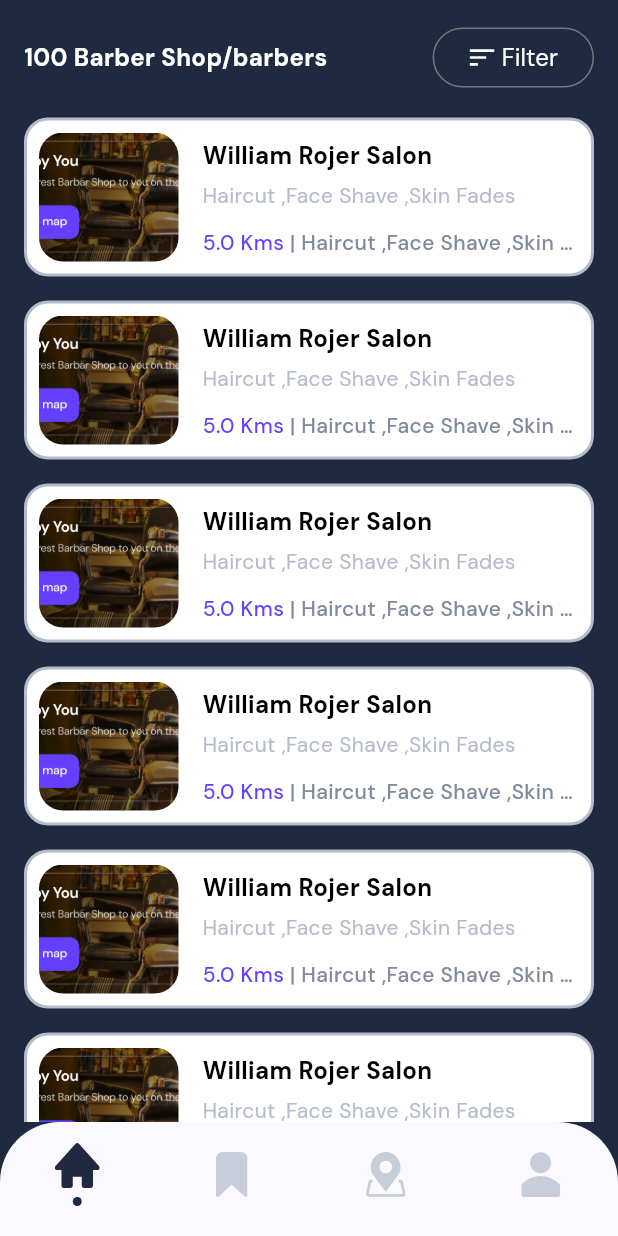
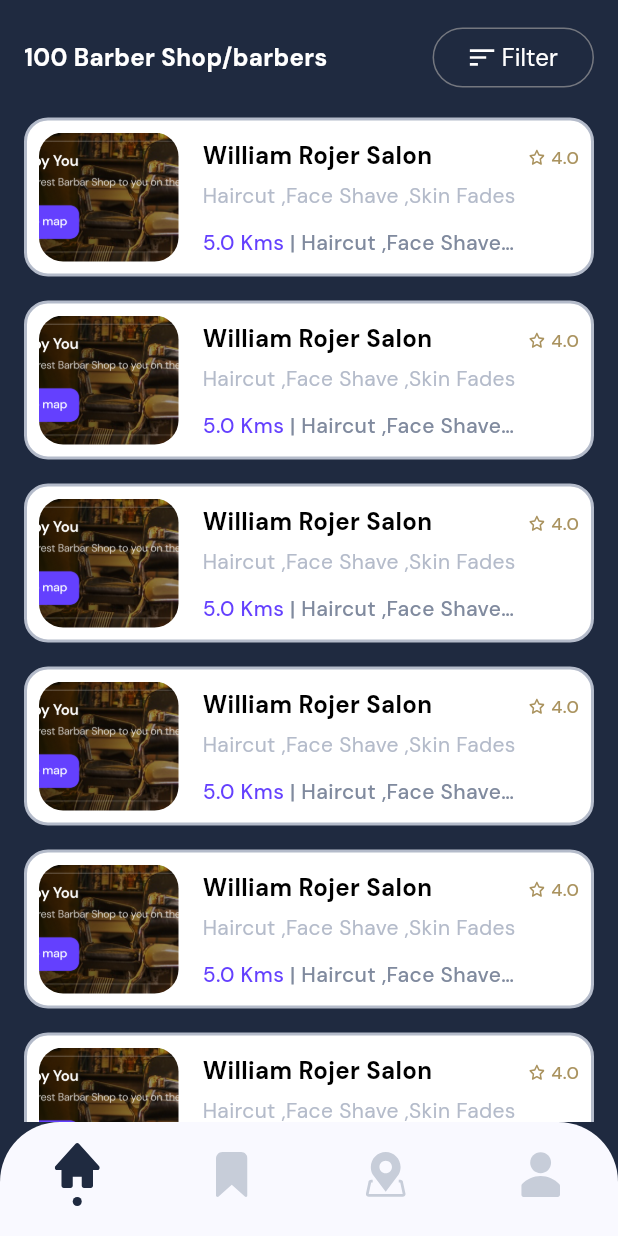
Before and after one commit to ales-dev-studio/evaluation_project, a Flutter app: the screen it shows after launch, scrolled down 576 dp, on a phone screen of 412 x 824 dp. Run offline on Flutter 3.47's test engine with Material 3 defaults, Android fonts, the phone set to English and light mode, and no system bars; our stand-ins replace bloc, flutter_bloc, flutter_svg, google_fonts.

Commit message:
Implementing rate widget

```diff
--- /dev/null
+++ b/lib/core/widgets/rate_widget.dart
@@ -0,0 +1,43 @@
+import 'package:evaluation_project/core/gen/assets.gen.dart';
+import 'package:evaluation_project/core/theme/colors.dart';
+import 'package:evaluation_project/core/theme/dimens.dart';
+import 'package:evaluation_project/core/theme/typography.dart';
+import 'package:evaluation_project/core/widgets/app_space.dart';
+import 'package:evaluation_project/core/widgets/app_svg_viewer.dart';
+import 'package:flutter/material.dart';
+
+class RateWidget extends StatelessWidget {
+  const RateWidget({super.key, required this.rate});
+
+  final double rate;
+
+  @override
+  Widget build(BuildContext context) {
+    return Padding(
+      padding: const EdgeInsets.symmetric(
+        vertical: Dimens.padding,
+      ),
+      child: Row(
+        children: [
+          AppSvgViewer(
+            path: Assets.icons.star,
+            color: AppColors.complementaryColor,
+            setDefaultColor: false,
+            setDefaultWidthAndHeight: false,
+            width: 11.0,
+            height: 11.0,
+          ),
+          const AppHSpace(
+            space: Dimens.smallPadding,
+          ),
+          Text(
+            rate.toString(),
+            style: AppTypography.dmSansTextTheme.labelMedium?.copyWith(
+              color: AppColors.complementaryColor,
+            ),
+          ),
+        ],
+      ),
+    );
+  }
+}
--- a/lib/features/home_feature/presentation/widgets/barbers_widget.dart
+++ b/lib/features/home_feature/presentation/widgets/barbers_widget.dart
@@ -3,6 +3,7 @@ import 'package:evaluation_project/core/theme/colors.dart';
 import 'package:evaluation_project/core/theme/dimens.dart';
 import 'package:evaluation_project/core/theme/typography.dart';
 import 'package:evaluation_project/core/widgets/app_space.dart';
+import 'package:evaluation_project/core/widgets/rate_widget.dart';
 import 'package:flutter/material.dart';
 
 import 'filter_button_widget.dart';
@@ -33,10 +34,10 @@ class BarbersWidget extends StatelessWidget {
           itemCount: 10,
           shrinkWrap: true,
           physics: const NeverScrollableScrollPhysics(),
-          itemBuilder: (final context , final index){
+          itemBuilder: (final context, final index) {
             return const BarberItemWidget();
           },
-          separatorBuilder: (final context , final index){
+          separatorBuilder: (final context, final index) {
             return const AppVSpace();
           },
         )
@@ -44,7 +45,6 @@ class BarbersWidget extends StatelessWidget {
     );
   }
 }
-
 
 class BarberItemWidget extends StatelessWidget {
   const BarberItemWidget({super.key});
@@ -65,6 +65,7 @@ class BarberItemWidget extends StatelessWidget {
         ),
       ),
       child: Row(
+        crossAxisAlignment: CrossAxisAlignment.start,
         children: [
           SizedBox(
             width: 93.0,
@@ -93,7 +94,7 @@ class BarberItemWidget extends StatelessWidget {
                     Text(
                       'William Rojer Salon',
                       style:
-                      AppTypography.dmSansTextTheme.titleMedium?.copyWith(
+                          AppTypography.dmSansTextTheme.titleMedium?.copyWith(
                         color: AppColors.blackColor,
                       ),
                     ),
@@ -117,20 +118,16 @@ class BarberItemWidget extends StatelessWidget {
                   children: [
                     Text(
                       '5.0 Kms',
-                      style:
-                      AppTypography.dmSansTextTheme.titleSmall?.copyWith(
+                      style: AppTypography.dmSansTextTheme.titleSmall?.copyWith(
                         color: AppColors.secondaryColor,
                       ),
                     ),
                     Expanded(
                       child: Text(
-                        ' | Haircut ,Face Shave ,Skin Fades'
-                            'Fades'
-                            'Fades'
-                            'Fades',
+                        ' | Haircut ,Face Shave ,Skin Fades',
                         overflow: TextOverflow.ellipsis,
-                        style: AppTypography.dmSansTextTheme.titleSmall
-                            ?.copyWith(
+                        style:
+                            AppTypography.dmSansTextTheme.titleSmall?.copyWith(
                           color: AppColors.lightTextColor,
                         ),
                       ),
@@ -140,6 +137,10 @@ class BarberItemWidget extends StatelessWidget {
               ],
             ),
           ),
+          const AppHSpace(
+            space: Dimens.padding,
+          ),
+          const RateWidget(rate: 4.0),
         ],
       ),
     );
```
